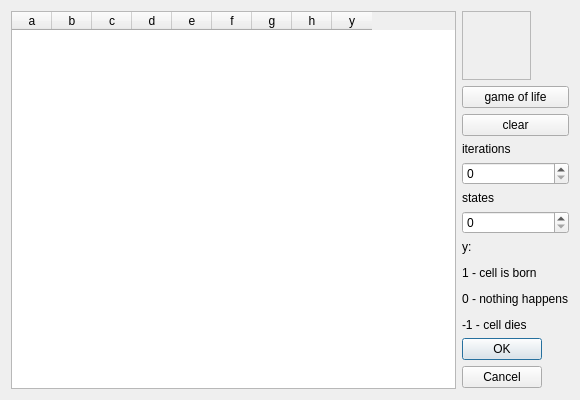
Above: texturemaker/texturemaker/cellulargeneraldialog.ui from drummyfish/ptdesigner before the change. Below: the same form after it.
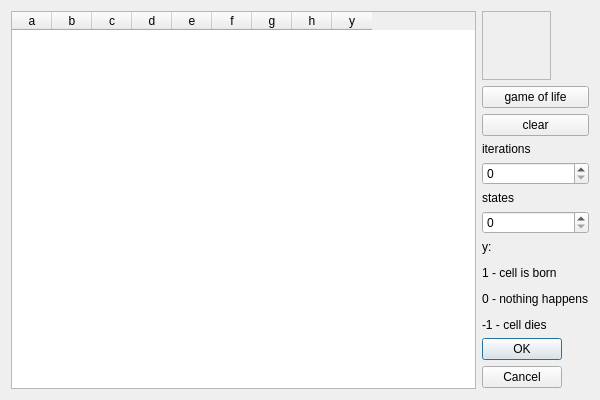
That is the form after the change. Icons and pictures are not drawn.

Diff of the .ui file:
```diff
--- a/texturemaker/texturemaker/cellulargeneraldialog.ui
+++ b/texturemaker/texturemaker/cellulargeneraldialog.ui
@@ -6,7 +6,7 @@
    <rect>
     <x>0</x>
     <y>0</y>
-    <width>580</width>
+    <width>600</width>
     <height>400</height>
    </rect>
   </property>
@@ -18,13 +18,13 @@
   </property>
   <property name="minimumSize">
    <size>
-    <width>580</width>
+    <width>600</width>
     <height>400</height>
    </size>
   </property>
   <property name="maximumSize">
    <size>
-    <width>580</width>
+    <width>600</width>
     <height>400</height>
    </size>
   </property>
@@ -76,6 +76,12 @@
    </item>
    <item row="0" column="0" rowspan="9">
     <widget class="QTableWidget" name="rules">
+     <property name="minimumSize">
+      <size>
+       <width>420</width>
+       <height>0</height>
+      </size>
+     </property>
      <attribute name="horizontalHeaderVisible">
       <bool>true</bool>
      </attribute>
```
Left out of the diff: 118 changed lines with no effect on the pictures.
